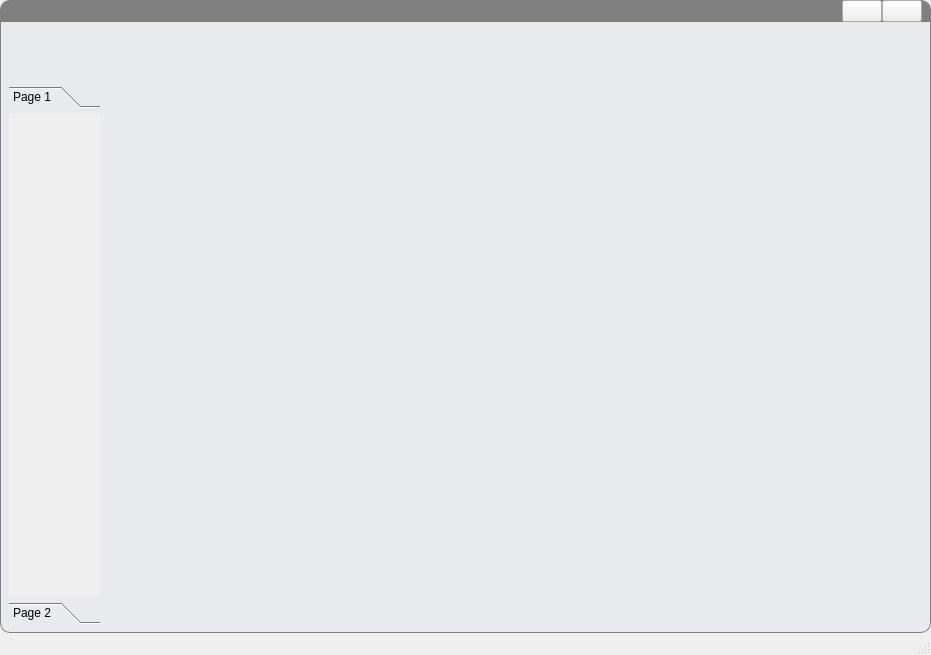
Old version of the form gui/mainWindow.ui in the repository WatsonJay/tomato_farm.
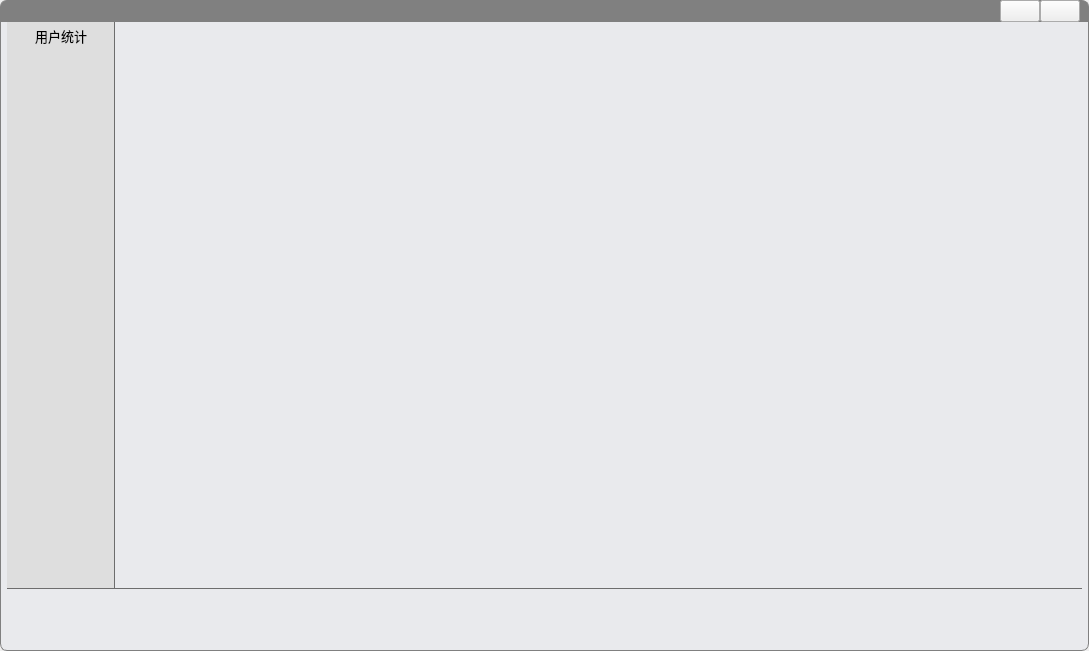
New version of the form.

The edit to the form file:
```diff
--- a/gui/mainWindow.ui
+++ b/gui/mainWindow.ui
@@ -6,8 +6,8 @@
    <rect>
     <x>0</x>
     <y>0</y>
-    <width>931</width>
-    <height>655</height>
+    <width>1089</width>
+    <height>651</height>
    </rect>
   </property>
   <property name="windowTitle">
@@ -41,8 +41,8 @@
 border-top:1px solid gray;
 border-right:1px solid gray;
 border-left:1px solid gray;
-border-top-left-radius:10px;
-border-top-right-radius:10px;
+border-top-left-radius:7px;
+border-top-right-radius:7px;
 }</string>
       </property>
       <layout class="QHBoxLayout" name="horizontalLayout">
@@ -99,66 +99,129 @@
 border-bottom:1px solid gray;
 border-right:1px solid gray;
 border-left:1px solid gray;
-border-bottom-left-radius:10px;
-border-bottom-right-radius:10px;
+border-bottom-left-radius:7px;
+border-bottom-right-radius:7px;
 }</string>
       </property>
-      <layout class="QVBoxLayout" name="verticalLayout_2" stretch="1,9">
+      <layout class="QVBoxLayout" name="verticalLayout_2" stretch="9,1">
        <property name="spacing">
-        <number>2</number>
+        <number>0</number>
+       </property>
+       <property name="leftMargin">
+        <number>7</number>
        </property>
        <property name="topMargin">
-        <number>4</number>
+        <number>0</number>
        </property>
-       <item>
-        <layout class="QHBoxLayout" name="horizontalLayout_2"/>
-       </item>
+       <property name="rightMargin">
+        <number>7</number>
+       </property>
+       <property name="bottomMargin">
+        <number>0</number>
+       </property>
        <item>
         <layout class="QHBoxLayout" name="horizontalLayout_3" stretch="1,9">
          <item>
-          <widget class="QToolBox" name="toolBox">
-           <property name="currentIndex">
-            <number>0</number>
+          <widget class="QWidget" name="toolWidget" native="true">
+           <property name="font">
+            <font>
+             <family>微软雅黑 Light</family>
+             <pointsize>10</pointsize>
+            </font>
            </property>
-           <widget class="QWidget" name="page">
-            <property name="geometry">
-             <rect>
-              <x>0</x>
-              <y>0</y>
-              <width>91</width>
-              <height>481</height>
-             </rect>
+           <property name="styleSheet">
+            <string notr="true">#toolWidget{
+	background:#dedede;
+	border-right:1px solid #6d6d6d;
+}
+QPushButton{
+	border:none;
+}
+QPushButton:hover{
+	border-left:2px solid red;
+	background:#c0d5d6;
+}</string>
+           </property>
+           <layout class="QVBoxLayout" name="verticalLayout_3" stretch="0,0">
+            <property name="spacing">
+             <number>0</number>
             </property>
-            <attribute name="label">
-             <string>Page 1</string>
-            </attribute>
-           </widget>
-           <widget class="QWidget" name="page_2">
-            <property name="geometry">
-             <rect>
-              <x>0</x>
-              <y>0</y>
-              <width>91</width>
-              <height>481</height>
-             </rect>
+            <property name="sizeConstraint">
+             <enum>QLayout::SetDefaultConstraint</enum>
             </property>
-            <attribute name="label">
-             <string>Page 2</string>
-            </attribute>
-           </widget>
+            <property name="leftMargin">
+             <number>0</number>
+            </property>
+            <property name="topMargin">
+             <number>1</number>
+            </property>
+            <property name="rightMargin">
+             <number>0</number>
+            </property>
+            <property name="bottomMargin">
+             <number>1</number>
+            </property>
+            <item>
+             <widget class="QPushButton" name="pushButton_3">
+              <property name="minimumSize">
+               <size>
+                <width>0</width>
+                <height>25</height>
+               </size>
+              </property>
+              <property name="font">
+               <font>
+                <family>微软雅黑 Light</family>
+                <pointsize>10</pointsize>
+               </font>
+              </property>
+              <property name="text">
+               <string>用户统计</string>
+              </property>
+             </widget>
+            </item>
+            <item>
+             <spacer name="verticalSpacer">
+              <property name="orientation">
+               <enum>Qt::Vertical</enum>
+              </property>
+              <property name="sizeHint" stdset="0">
+               <size>
+                <width>20</width>
+                <height>40</height>
+               </size>
+              </property>
+             </spacer>
+            </item>
+           </layout>
           </widget>
          </item>
          <item>
-          <widget class="QWidget" name="appWidget" native="true"/>
+          <widget class="QStackedWidget" name="stackedWidget">
+           <property name="frameShape">
+            <enum>QFrame::NoFrame</enum>
+           </property>
+           <property name="frameShadow">
+            <enum>QFrame::Plain</enum>
+           </property>
+          </widget>
          </item>
         </layout>
        </item>
+       <item>
+        <widget class="QWidget" name="DoingWidget" native="true">
+         <property name="styleSheet">
+          <string notr="true">#DoingWidget{
+	border-top:1px solid #6d6d6d;
+}</string>
+         </property>
+        </widget>
+       </item>
       </layout>
      </widget>
     </item>
    </layout>
   </widget>
-  <widget class="QStatusBar" name="statusbar"/>
  </widget>
  <resources/>
  <connections/>
```
